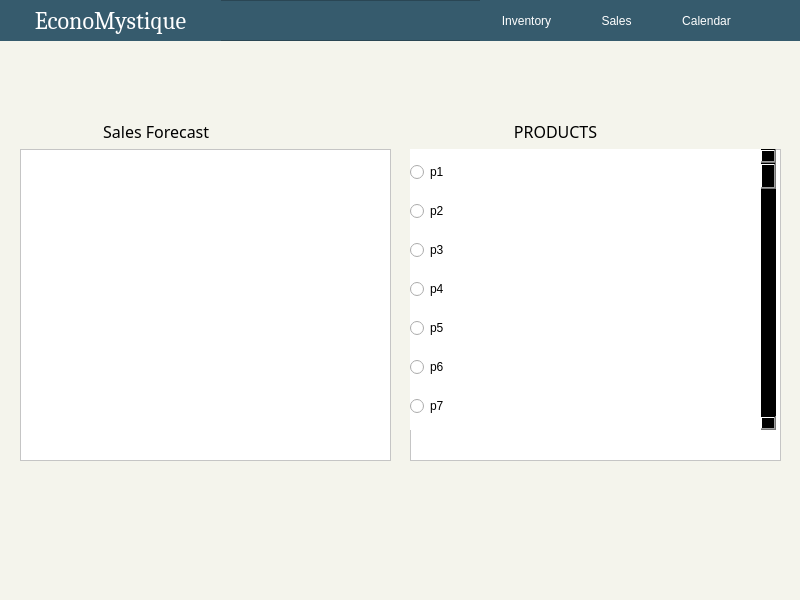
First picture: the form in salesForecast.ui, repository ongchangco/Economystique2, before the edit.
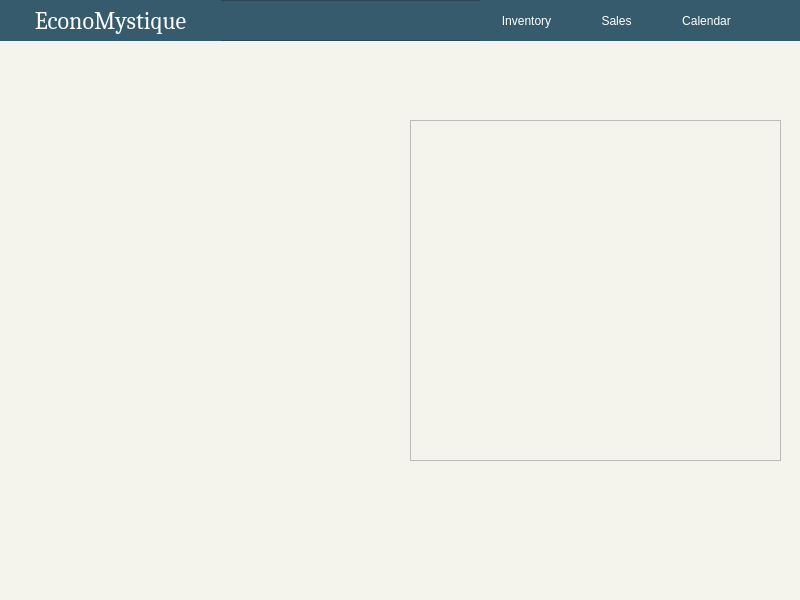
Second picture: the form after the edit. Icons and pictures are not drawn.

Commit message: ALOT CHANGED Python version rollback to 3.11 for PyTorch TBC: AI Integration Sales UI Reworked - Removed Yearly

Patch:
```diff
--- a/salesForecast.ui
+++ b/salesForecast.ui
@@ -35,24 +35,7 @@
     </property>
     <layout class="QVBoxLayout" name="verticalLayout_3">
      <item>
-      <widget class="QLabel" name="label">
-       <property name="font">
-        <font>
-         <family>Sans Serif Collection</family>
-         <pointsize>12</pointsize>
-        </font>
-       </property>
-       <property name="text">
-        <string>                    Sales Forecast</string>
-       </property>
-      </widget>
-     </item>
-     <item>
-      <widget class="QListView" name="listView">
-       <property name="styleSheet">
-        <string notr="true">background-color: white;</string>
-       </property>
-      </widget>
+      <widget class="QWidget" name="graphWidget" native="true"/>
      </item>
     </layout>
    </widget>
@@ -259,110 +242,9 @@
       <height>341</height>
      </rect>
     </property>
-    <layout class="QVBoxLayout" name="verticalLayout_2" stretch="0,3">
+    <layout class="QVBoxLayout" name="verticalLayout_2" stretch="0">
      <item>
-      <widget class="QLabel" name="productsLabel">
-       <property name="font">
-        <font>
-         <family>Sans Serif Collection</family>
-         <pointsize>12</pointsize>
-        </font>
-       </property>
-       <property name="text">
-        <string>                         PRODUCTS</string>
-       </property>
-      </widget>
-     </item>
-     <item>
-      <widget class="QFrame" name="frame">
-       <property name="styleSheet">
-        <string notr="true">background-color: white;
-</string>
-       </property>
-       <property name="frameShape">
-        <enum>QFrame::StyledPanel</enum>
-       </property>
-       <property name="frameShadow">
-        <enum>QFrame::Raised</enum>
-       </property>
-       <widget class="QScrollBar" name="verticalScrollBar">
-        <property name="geometry">
-         <rect>
-          <x>350</x>
-          <y>0</y>
-          <width>16</width>
-          <height>281</height>
-         </rect>
-        </property>
-        <property name="styleSheet">
-         <string notr="true">background-color: black;</string>
-        </property>
-        <property name="orientation">
-         <enum>Qt::Vertical</enum>
-        </property>
-       </widget>
-       <widget class="QWidget" name="verticalLayoutWidget">
-        <property name="geometry">
-         <rect>
-          <x>0</x>
-          <y>0</y>
-          <width>351</width>
-          <height>281</height>
-         </rect>
-        </property>
-        <layout class="QVBoxLayout" name="verticalLayout">
-         <item>
-          <widget class="QRadioButton" name="radioButton">
-           <property name="text">
-            <string>p1</string>
-           </property>
-          </widget>
-         </item>
-         <item>
-          <widget class="QRadioButton" name="radioButton_2">
-           <property name="text">
-            <string>p2</string>
-           </property>
-          </widget>
-         </item>
-         <item>
-          <widget class="QRadioButton" name="radioButton_3">
-           <property name="text">
-            <string>p3</string>
-           </property>
-          </widget>
-         </item>
-         <item>
-          <widget class="QRadioButton" name="radioButton_4">
-           <property name="text">
-            <string>p4</string>
-           </property>
-          </widget>
-         </item>
-         <item>
-          <widget class="QRadioButton" name="radioButton_5">
-           <property name="text">
-            <string>p5</string>
-           </property>
-          </widget>
-         </item>
-         <item>
-          <widget class="QRadioButton" name="radioButton_6">
-           <property name="text">
-            <string>p6</string>
-           </property>
-          </widget>
-         </item>
-         <item>
-          <widget class="QRadioButton" name="radioButton_7">
-           <property name="text">
-            <string>p7</string>
-           </property>
-          </widget>
-         </item>
-        </layout>
-       </widget>
-      </widget>
+      <widget class="QTextBrowser" name="textBrowser"/>
      </item>
     </layout>
    </widget>
```
The commit also changes 29 other files.
